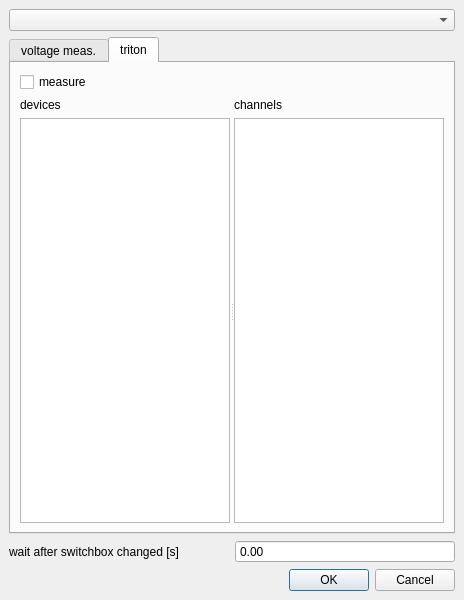
The window that TildaHost/source/Interface/PreScanConfigUi/Ui_PreScanMain.ui (lasersphere/Tilda) describes before a commit, drawn with Qt 5.
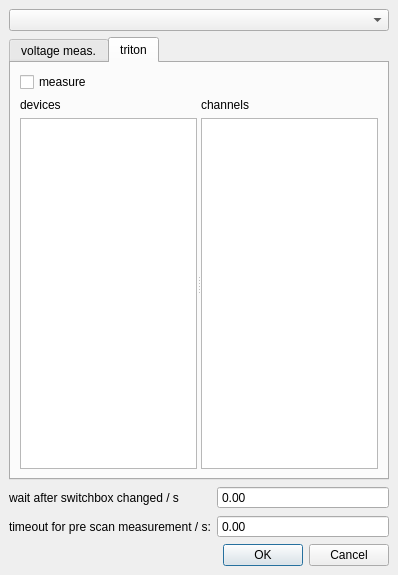
The same window after the commit. The open tabs and pages were chosen to show the change.

```diff
--- a/TildaHost/source/Interface/PreScanConfigUi/Ui_PreScanMain.ui
+++ b/TildaHost/source/Interface/PreScanConfigUi/Ui_PreScanMain.ui
@@ -6,8 +6,8 @@
    <rect>
     <x>0</x>
     <y>0</y>
-    <width>464</width>
-    <height>600</height>
+    <width>398</width>
+    <height>575</height>
    </rect>
   </property>
   <property name="windowTitle">
@@ -137,8 +137,8 @@
           <property name="orientation">
            <enum>Qt::Horizontal</enum>
           </property>
-          <widget class="QWidget" name="">
-           <layout class="QVBoxLayout" name="verticalLayout_4">
+          <widget class="QWidget" name="verticalLayoutWidget">
+           <layout class="QVBoxLayout" name="verticalLayout_5">
             <item>
              <widget class="QLabel" name="label">
               <property name="text">
@@ -158,8 +158,8 @@
             </item>
            </layout>
           </widget>
-          <widget class="QWidget" name="">
-           <layout class="QVBoxLayout" name="verticalLayout_5">
+          <widget class="QWidget" name="verticalLayoutWidget_2">
+           <layout class="QVBoxLayout" name="verticalLayout_4">
             <item>
              <widget class="QLabel" name="label_channels">
               <property name="text">
@@ -179,15 +179,15 @@
      </widget>
     </item>
     <item>
-     <layout class="QHBoxLayout" name="horizontalLayout">
-      <item>
+     <layout class="QFormLayout" name="formLayout_2">
+      <item row="0" column="0">
        <widget class="QLabel" name="label_wait_after_switchbox">
         <property name="text">
-         <string>wait after switchbox changed [s]</string>
+         <string>wait after switchbox changed / s</string>
         </property>
        </widget>
       </item>
-      <item>
+      <item row="0" column="1">
        <widget class="QDoubleSpinBox" name="doubleSpinBox_wait_after_switchbox">
         <property name="locale">
          <locale language="English" country="UnitedStates"/>
@@ -206,10 +206,42 @@
         </property>
        </widget>
       </item>
+      <item row="1" column="0">
+       <widget class="QLabel" name="label_2">
+        <property name="text">
+         <string>timeout for pre scan measurement / s:</string>
+        </property>
+       </widget>
+      </item>
+      <item row="1" column="1">
+       <widget class="QDoubleSpinBox" name="doubleSpinBox_timeout_pre_scan_s">
+        <property name="locale">
+         <locale language="English" country="UnitedStates"/>
+        </property>
+        <property name="alignment">
+         <set>Qt::AlignLeading|Qt::AlignLeft|Qt::AlignVCenter</set>
+        </property>
+        <property name="buttonSymbols">
+         <enum>QAbstractSpinBox::NoButtons</enum>
+        </property>
+        <property name="keyboardTracking">
+         <bool>false</bool>
+        </property>
+        <property name="maximum">
+         <double>500.000000000000000</double>
+        </property>
+       </widget>
+      </item>
      </layout>
     </item>
     <item>
      <widget class="QDialogButtonBox" name="buttonBox">
+      <property name="sizePolicy">
+       <sizepolicy hsizetype="MinimumExpanding" vsizetype="Fixed">
+        <horstretch>0</horstretch>
+        <verstretch>0</verstretch>
+       </sizepolicy>
+      </property>
       <property name="standardButtons">
        <set>QDialogButtonBox::Cancel|QDialogButtonBox::Ok</set>
       </property>
```
Left out of the diff: 9 changed lines with no effect on the pictures.
